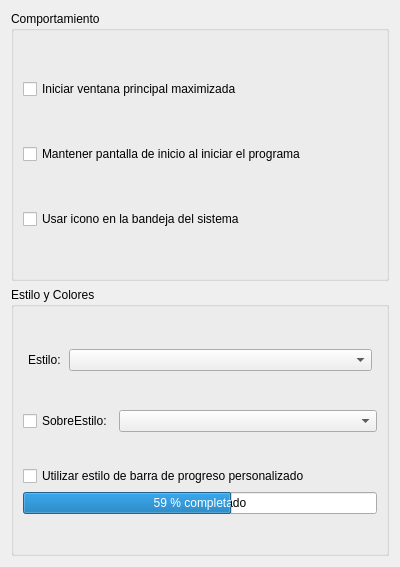
This is trunk/src/FPrefGeneral.ui in chungote/gestotux as Qt 5 draws it before an edit. The edited form follows.
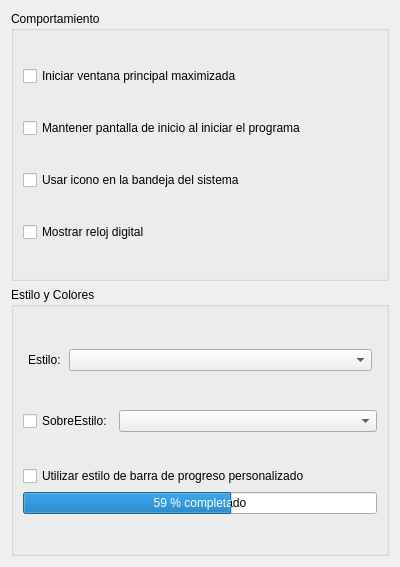
This is the edited form.

```diff
--- a/trunk/src/FPrefGeneral.ui
+++ b/trunk/src/FPrefGeneral.ui
@@ -58,6 +58,13 @@
         </property>
        </widget>
       </item>
+      <item>
+       <widget class="QCheckBox" name="CkBReloj" >
+        <property name="text" >
+         <string>Mostrar reloj digital</string>
+        </property>
+       </widget>
+      </item>
      </layout>
     </widget>
    </item>
```
